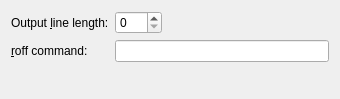
This is src/frontends/qt4/ui/PrefPlaintextUi.ui in cburschka/lyx as Qt 5 draws it before an edit. The edited form follows.
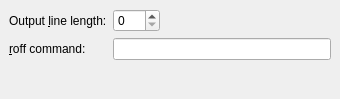
This is the edited form.

```diff
--- a/src/frontends/qt4/ui/PrefPlaintextUi.ui
+++ b/src/frontends/qt4/ui/PrefPlaintextUi.ui
@@ -12,40 +12,46 @@
   <property name="windowTitle" >
    <string/>
   </property>
-  <layout class="QVBoxLayout" >
-   <property name="margin" >
-    <number>11</number>
-   </property>
-   <property name="spacing" >
-    <number>6</number>
-   </property>
-   <item>
     <layout class="QGridLayout" >
      <property name="margin" >
-      <number>0</number>
+    <number>9</number>
      </property>
      <property name="spacing" >
       <number>6</number>
      </property>
-     <item row="1" column="0" >
-      <widget class="QLabel" name="plaintextRoffLA" >
-       <property name="text" >
-        <string>&amp;roff command:</string>
-       </property>
-       <property name="buddy" >
-        <cstring>plaintextRoffED</cstring>
-       </property>
-      </widget>
+   <item row="2" column="0" colspan="3" >
+    <spacer>
+     <property name="orientation" >
+      <enum>Qt::Vertical</enum>
+     </property>
+     <property name="sizeType" >
+      <enum>QSizePolicy::Expanding</enum>
+     </property>
+     <property name="sizeHint" >
+      <size>
+       <width>20</width>
+       <height>20</height>
+      </size>
+     </property>
+    </spacer>
+   </item>
+   <item row="0" column="2" >
+    <spacer>
+     <property name="orientation" >
+      <enum>Qt::Horizontal</enum>
+     </property>
+     <property name="sizeType" >
+      <enum>QSizePolicy::Expanding</enum>
+     </property>
+     <property name="sizeHint" >
+      <size>
+       <width>20</width>
+       <height>20</height>
+      </size>
+     </property>
+    </spacer>
      </item>
      <item row="0" column="1" >
-      <layout class="QHBoxLayout" >
-       <property name="margin" >
-        <number>0</number>
-       </property>
-       <property name="spacing" >
-        <number>6</number>
-       </property>
-       <item>
         <widget class="QSpinBox" name="plaintextLinelengthSB" >
          <property name="toolTip" >
           <string>The maximum line length of exported plain text/LaTeX/SGML files. If set to 0, paragraphs are output in a single line; if the line length is > 0, paragraphs are separated by a blank line.</string>
@@ -55,24 +61,6 @@
          </property>
         </widget>
        </item>
-       <item>
-        <spacer>
-         <property name="orientation" >
-          <enum>Qt::Horizontal</enum>
-         </property>
-         <property name="sizeType" >
-          <enum>QSizePolicy::Expanding</enum>
-         </property>
-         <property name="sizeHint" >
-          <size>
-           <width>20</width>
-           <height>20</height>
-          </size>
-         </property>
-        </spacer>
-       </item>
-      </layout>
-     </item>
      <item row="0" column="0" >
       <widget class="QLabel" name="plaintextLinelengthLA" >
        <property name="text" >
@@ -83,7 +71,17 @@
        </property>
       </widget>
      </item>
-     <item row="1" column="1" >
+   <item row="1" column="0" >
+    <widget class="QLabel" name="plaintextRoffLA" >
+     <property name="text" >
+      <string>&amp;roff command:</string>
+     </property>
+     <property name="buddy" >
+      <cstring>plaintextRoffED</cstring>
+     </property>
+    </widget>
+   </item>
+   <item row="1" column="1" colspan="2" >
       <widget class="QLineEdit" name="plaintextRoffED" >
        <property name="toolTip" >
         <string>External app for formating tables in plain text output</string>
@@ -91,24 +89,6 @@
       </widget>
      </item>
     </layout>
-   </item>
-   <item>
-    <spacer>
-     <property name="orientation" >
-      <enum>Qt::Vertical</enum>
-     </property>
-     <property name="sizeType" >
-      <enum>QSizePolicy::Expanding</enum>
-     </property>
-     <property name="sizeHint" >
-      <size>
-       <width>20</width>
-       <height>20</height>
-      </size>
-     </property>
-    </spacer>
-   </item>
-  </layout>
  </widget>
  <pixmapfunction></pixmapfunction>
  <includes>
```
Left out of the diff: 1 changed line with no effect on the pictures. Lines whose indentation alone changed are shown as unchanged.
